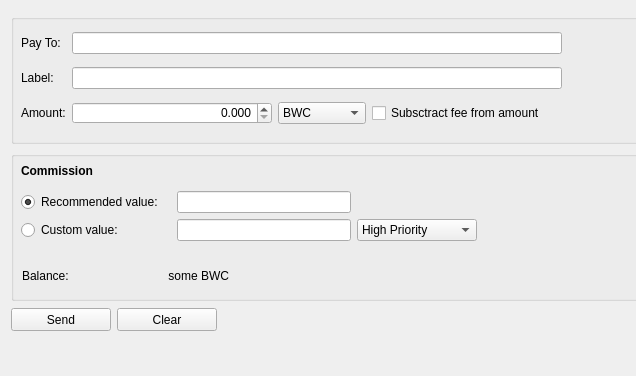
Above: client/gui/mainwindow.ui from TemplateName56/Blockchain_Wallet before the change; both pictures show x 0 to 636 and y 0 to 376 of the 800 by 600 pixel window. Below: the same form after it.
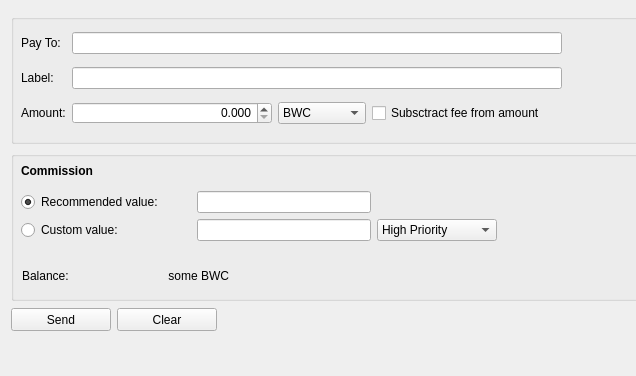
That is the form after the change.

What changed in the file:
```diff
--- a/client/gui/mainwindow.ui
+++ b/client/gui/mainwindow.ui
@@ -586,7 +586,7 @@
            <rect>
             <x>10</x>
             <y>40</y>
-            <width>456</width>
+            <width>476</width>
             <height>51</height>
            </rect>
           </property>
@@ -601,7 +601,7 @@
              </property>
              <property name="minimumSize">
               <size>
-               <width>150</width>
+               <width>170</width>
                <height>20</height>
               </size>
              </property>
```
Left out of the diff: 4 changed lines with no effect on the pictures.
